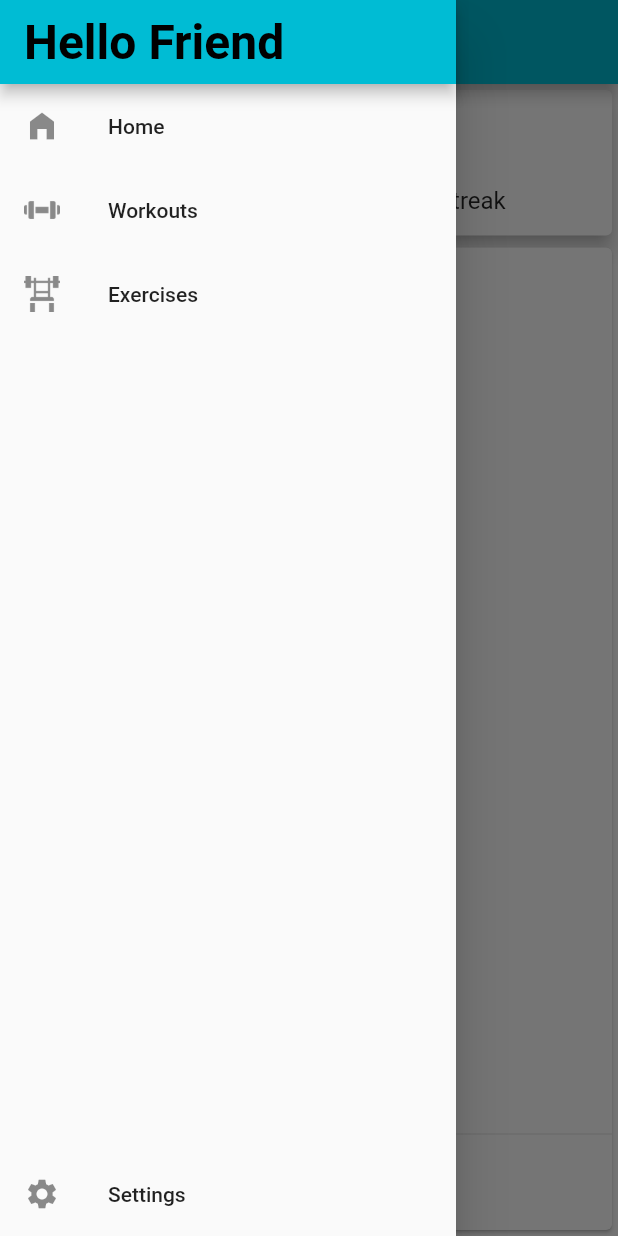
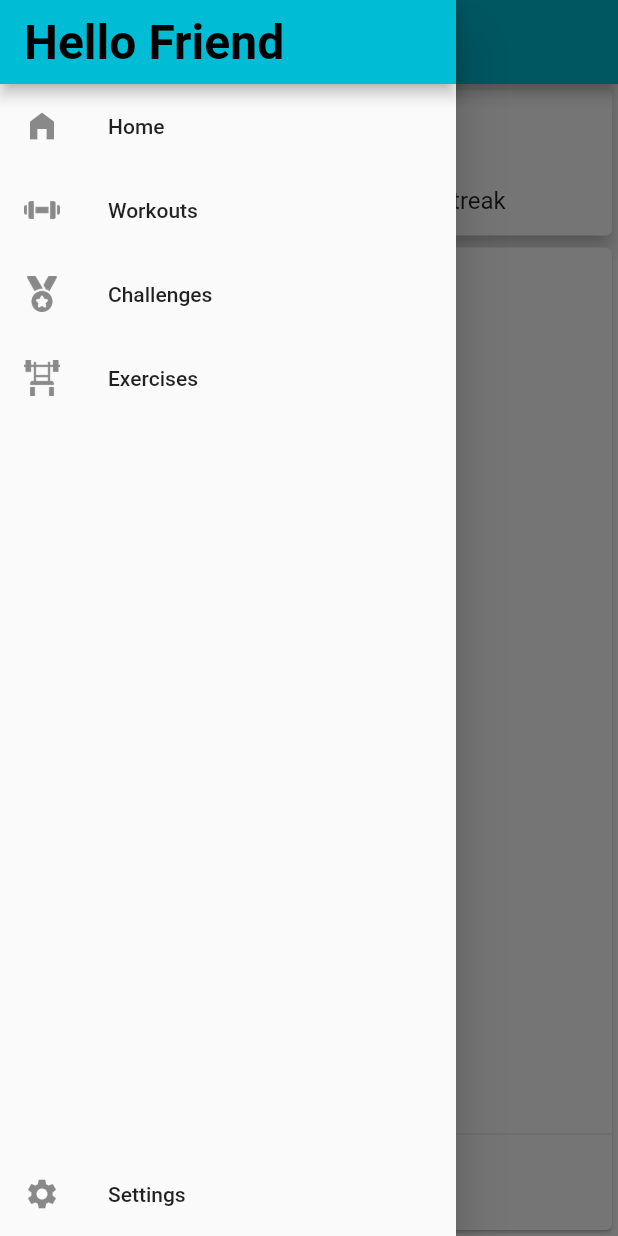
Before and after one commit to fwindolf/stronk, a Flutter app: the ProfileScreen screen opened by its route, with the side drawer open, on a phone screen of 412 x 824 dp. Run offline on Flutter 3.47's test engine with Material 2 defaults, Android fonts, the phone set to English and light mode, and no system bars; our stand-ins replace cloud_firestore, firebase_auth, firebase_core, flutter_hooks, flutter_riverpod, flutter_speed_dial and 5 more; accounts and stored records are empty; network calls fail; statements that could not run were skipped.

Commit message:
Prepare challenge screens

```diff
--- a/lib/app/drawer/default_drawer.dart
+++ b/lib/app/drawer/default_drawer.dart
@@ -26,6 +26,13 @@ class DefaultDrawer extends StatelessWidget {
             },
           ),
           ListTile(
+            leading: const ImageIcon(AssetImage('assets/icons/medal.png')),
+            title: const Text("Challenges"),
+            onTap: () {
+              Navigator.of(context).pushReplacementNamed(AppRoutes.challenges);
+            },
+          ),
+          ListTile(
             leading: const ImageIcon(AssetImage('assets/icons/exercises.png')),
             title: const Text("Exercises"),
             onTap: () {
--- a/lib/routing/app_router.dart
+++ b/lib/routing/app_router.dart
@@ -1,7 +1,10 @@
 import 'package:flutter/material.dart';
+import 'package:stronk/app/challenges/challenges_edit_screen.dart';
+import 'package:stronk/app/challenges/challenges_screen.dart';
 import 'package:stronk/app/login/login_screen.dart';
 import 'package:stronk/app/login/startup_screen.dart';
 import 'package:stronk/app/settings/settings_screen.dart';
+import 'package:stronk/models/challenge/challenge.dart';
 
 import 'package:stronk/models/exercise/exercise.dart';
 
@@ -26,6 +29,7 @@ class AppRoutes {
   static const workoutEdit = '/workout-edit';
   static const workoutHistory = '/workout-history';
   static const challenges = '/challenges';
+  static const challengeEdit = '/challenge-edit';
   static const trackSelection = '/track-selection';
   static const trackWorkout = '/track-workout';
   static const trackChallenge = '/track-challenge';
@@ -93,6 +97,22 @@ class AppRouter {
           settings: settings,
           fullscreenDialog: true,
         );
+      case AppRoutes.challenges:
+        return MaterialPageRoute(
+          builder: (_) => ChallengesScreen(),
+          settings: settings,
+          fullscreenDialog: true,
+        );
+      case AppRoutes.challengeEdit:
+        final challenge = args as Challenge?;
+        return MaterialPageRoute(
+          builder: (_) => ChallengeEditScreen(
+            editedChallenge: challenge,
+          ),
+          settings: settings,
+          fullscreenDialog: true,
+        );
+
       default:
         // TODO: Throw
         return null;
```
Also changed, not shown: lib/app/challenges/challenges_edit_screen.dart (added, +65 -0 lines), lib/app/challenges/challenges_screen.dart (added, +66 -0 lines).
